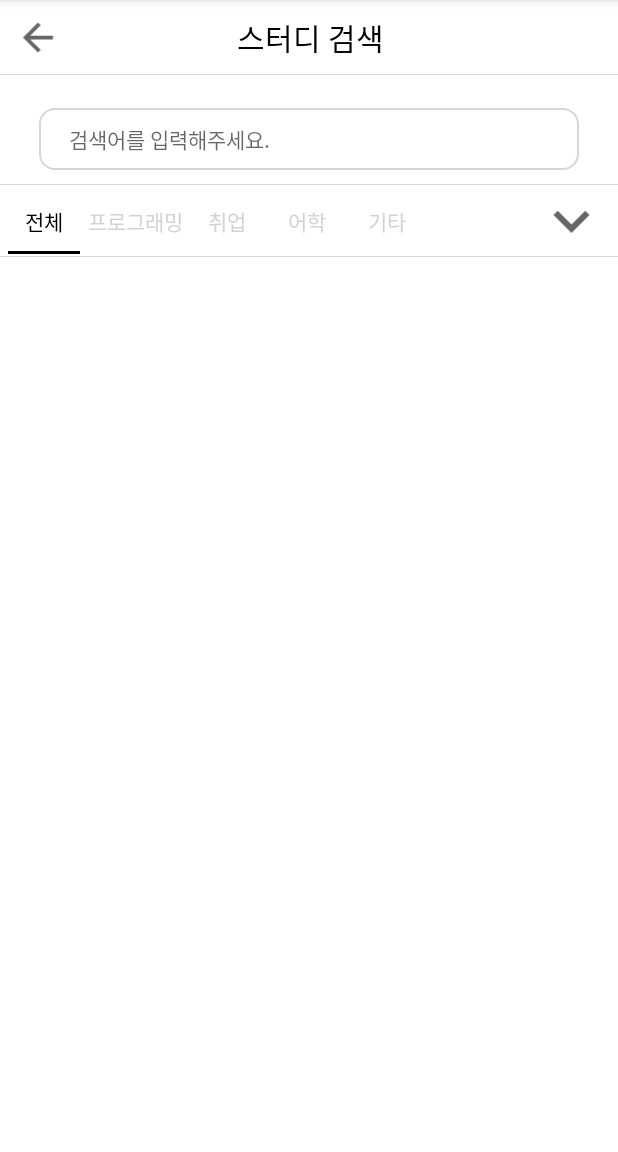
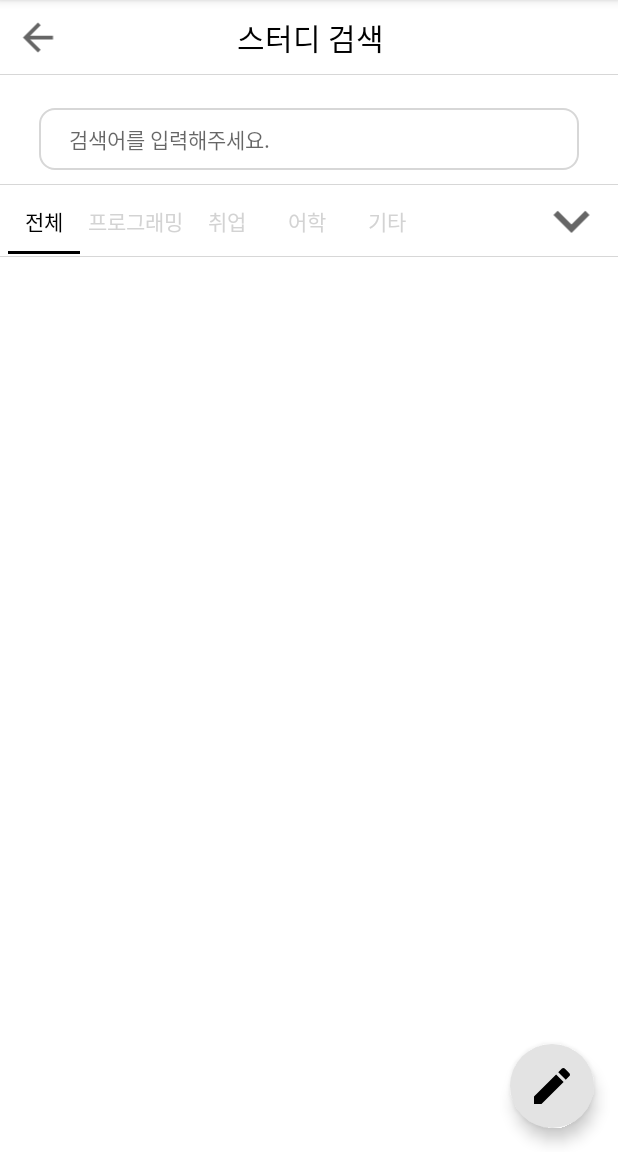
Before and after one commit to eunseo-kim/Do-it, an Android app: the StudySearchActivity screen opened directly, with no data from a screen before it, on a phone screen of 412 x 824 dp, the part 84-1236 px from its top. Run offline under Robolectric (Android 15) with nearby library versions, the phone set to English and light mode, and no system bars.

Commit message:
Add floating button

```diff
--- a/app/build.gradle
+++ b/app/build.gradle
@@ -28,7 +28,7 @@ android {
 }
 
 dependencies {
-
+    implementation 'com.google.android.material:material:1.1.0-beta01'
     implementation 'androidx.appcompat:appcompat:1.3.1'
     implementation 'com.google.android.material:material:1.4.0'
     implementation 'androidx.constraintlayout:constraintlayout:2.1.1'
--- a/app/src/main/res/layout/study_search.xml
+++ b/app/src/main/res/layout/study_search.xml
@@ -3,7 +3,7 @@
     xmlns:app="http://schemas.android.com/apk/res-auto"
     xmlns:tools="http://schemas.android.com/tools"
     android:layout_width="match_parent"
-    android:layout_height="wrap_content">
+    android:layout_height="match_parent">
 
     <LinearLayout
         android:id="@+id/linearLayout5"
@@ -64,15 +64,15 @@
 
             <RadioButton
                 android:id="@+id/radioButton3"
-                android:checked="true"
                 android:layout_width="match_parent"
                 android:layout_height="wrap_content"
                 android:layout_marginLeft="5dp"
                 android:background="@drawable/selector_radio_button"
-                android:textColor="@drawable/selector_text"
                 android:button="@null"
+                android:checked="true"
                 android:text="전체"
-                android:textAlignment="center" />
+                android:textAlignment="center"
+                android:textColor="@drawable/selector_text" />
 
             <RadioButton
                 android:id="@+id/radioButton4"
@@ -80,10 +80,10 @@
                 android:layout_height="wrap_content"
                 android:layout_marginLeft="5dp"
                 android:background="@drawable/selector_radio_button"
-                android:textColor="@drawable/selector_text"
                 android:button="@null"
                 android:text="프로그래밍"
-                android:textAlignment="center" />
+                android:textAlignment="center"
+                android:textColor="@drawable/selector_text" />
 
             <RadioButton
                 android:id="@+id/radioButton5"
@@ -92,10 +92,10 @@
                 android:layout_marginLeft="5dp"
                 android:layout_weight="1"
                 android:background="@drawable/selector_radio_button"
-                android:textColor="@drawable/selector_text"
                 android:button="@null"
                 android:text="취업"
-                android:textAlignment="center" />
+                android:textAlignment="center"
+                android:textColor="@drawable/selector_text" />
 
             <RadioButton
                 android:id="@+id/radioButton6"
@@ -104,10 +104,10 @@
                 android:layout_marginLeft="5dp"
                 android:layout_weight="1"
                 android:background="@drawable/selector_radio_button"
-                android:textColor="@drawable/selector_text"
                 android:button="@null"
                 android:text="어학"
-                android:textAlignment="center" />
+                android:textAlignment="center"
+                android:textColor="@drawable/selector_text" />
 
             <RadioButton
                 android:id="@+id/radioButton7"
@@ -116,10 +116,10 @@
                 android:layout_marginLeft="5dp"
                 android:layout_weight="1"
                 android:background="@drawable/selector_radio_button"
-                android:textColor="@drawable/selector_text"
                 android:button="@null"
                 android:text="기타"
-                android:textAlignment="center" />
+                android:textAlignment="center"
+                android:textColor="@drawable/selector_text" />
         </RadioGroup>
 
         <TextView
@@ -161,5 +161,20 @@
 
     </LinearLayout>
 
+    <com.google.android.material.floatingactionbutton.FloatingActionButton
+        android:id="@+id/fab_btn"
+        android:layout_width="wrap_content"
+        android:layout_height="wrap_content"
+        android:layout_gravity="end|bottom"
+        android:layout_margin="16dp"
+        android:backgroundTint="#E3E3E3"
+        app:borderWidth="0dp"
+        android:contentDescription="Register study"
+        android:src="@drawable/edit_icon"
+        android:tint="@null"
+        app:elevation="6dp"
+        app:fabSize="normal"
+        app:layout_constraintBottom_toBottomOf="parent"
+        app:layout_constraintEnd_toEndOf="parent"></com.google.android.material.floatingactionbutton.FloatingActionButton>
 
 </androidx.constraintlayout.widget.ConstraintLayout>
```
